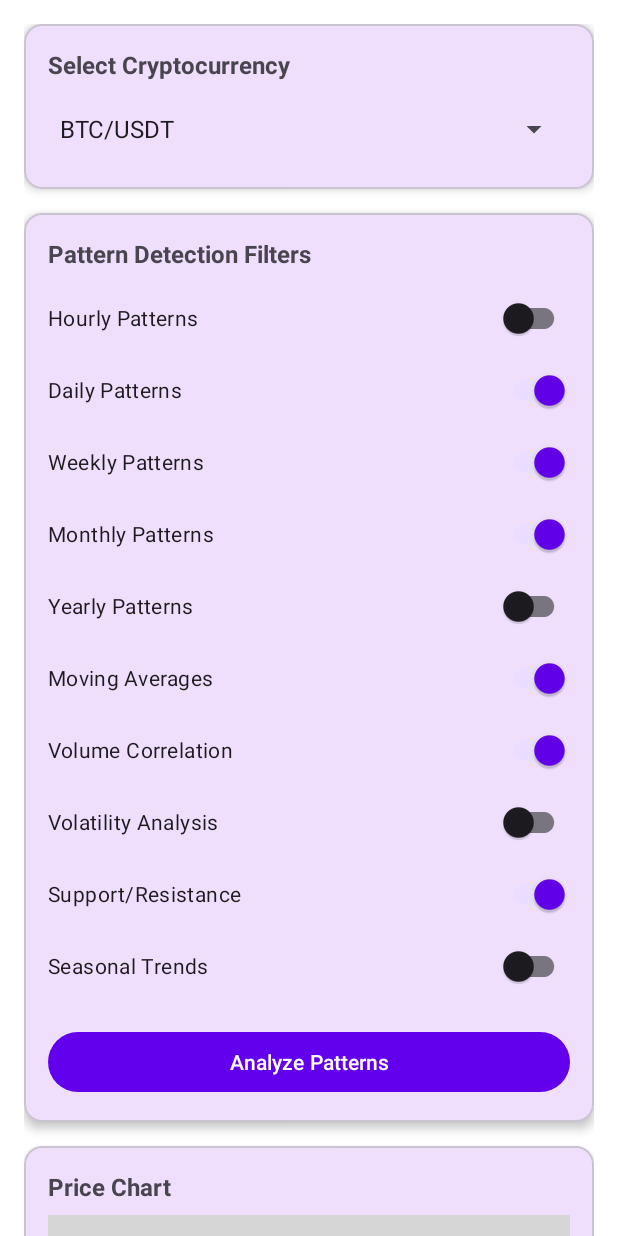
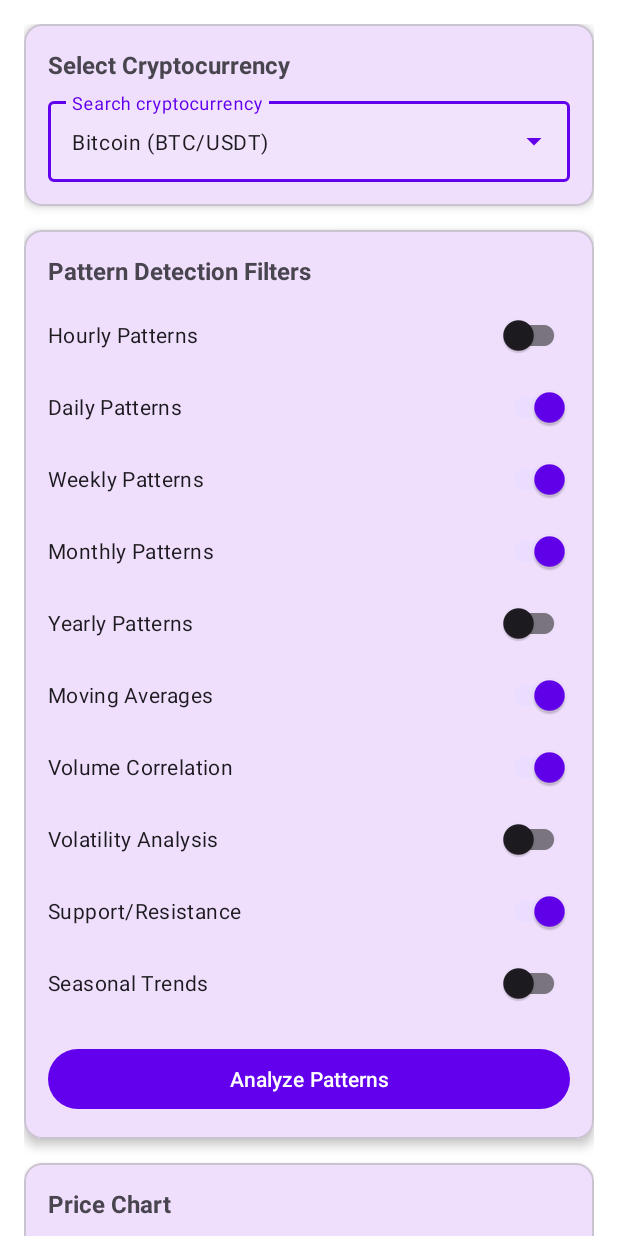
Before and after one commit to stagged1-cloud/SoothSayer, an Android app: the screen it shows after launch (MainActivity), after a tap on "Analyze Patterns", on a phone screen of 412 x 824 dp. Run offline under Robolectric (Android 15) with nearby library versions, the phone set to English and light mode, and no system bars; our stand-ins replace Dagger/Hilt's generated code, Room's generated code; libraries missing offline, so code that uses them is left out: com.github.mikephil.charting; plain views replace LineChart; 12 statements that could not run were skipped; 1 other tap on this screen came first; grey boxes are pictures that could not be loaded.

Commit message:
Add searchable cryptocurrency selector with 70+ coins

```diff
--- a/app/src/main/java/com/soothsayer/predictor/ui/fragments/AnalysisFragment.kt
+++ b/app/src/main/java/com/soothsayer/predictor/ui/fragments/AnalysisFragment.kt
@@ -27,6 +27,7 @@ import com.soothsayer.predictor.ui.dialogs.ChartFullscreenDialog
 import com.soothsayer.predictor.ui.viewmodels.AnalysisViewModel
 import com.soothsayer.predictor.ui.views.PriceMarkerView
 import com.soothsayer.predictor.utils.CryptoColorMapper
+import com.soothsayer.predictor.utils.CryptoList
 import dagger.hilt.android.AndroidEntryPoint
 import kotlinx.coroutines.launch
 import java.text.SimpleDateFormat
@@ -130,19 +131,30 @@ class AnalysisFragment : Fragment() {
     }
 
     private fun setupCryptoSpinner() {
-        val cryptoSymbols = listOf(
-            "BTC/USDT", "ETH/USDT", "BNB/USDT", "ADA/USDT",
-            "XRP/USDT", "SOL/USDT", "DOT/USDT", "DOGE/USDT",
-            "AVAX/USDT", "MATIC/USDT"
-        )
+        val cryptoNames = CryptoList.getDisplayNames()
 
         val adapter = ArrayAdapter(
             requireContext(),
-            android.R.layout.simple_spinner_item,
-            cryptoSymbols
+            android.R.layout.simple_dropdown_item_1line,
+            cryptoNames
         )
-        adapter.setDropDownViewResource(android.R.layout.simple_spinner_dropdown_item)
-        binding.cryptoSpinner.adapter = adapter
+
+        binding.cryptoAutocomplete.setAdapter(adapter)
+
+        // Set default selection
+        val defaultCrypto = CryptoList.getDisplayName(currentSymbol) ?: cryptoNames[0]
+        binding.cryptoAutocomplete.setText(defaultCrypto, false)
+
+        // Handle selection
+        binding.cryptoAutocomplete.setOnItemClickListener { _, _, position, _ ->
+            val selectedDisplayName = cryptoNames[position]
+            val apiSymbol = CryptoList.getApiSymbol(selectedDisplayName)
+
+            if (apiSymbol != null && apiSymbol != currentSymbol) {
+                currentSymbol = apiSymbol
+                viewModel.analyzePatterns(currentSymbol)
+            }
+        }
     }
 
     private fun setupFilterSwitches() {
@@ -208,9 +220,12 @@ class AnalysisFragment : Fragment() {
                 return@setOnClickListener
             }
 
-            val selectedCrypto = binding.cryptoSpinner.selectedItem.toString()
-            currentSymbol = selectedCrypto.replace("/", "")
-            viewModel.analyzePatterns(currentSymbol)
+            val selectedCrypto = binding.cryptoAutocomplete.text.toString()
+            val apiSymbol = CryptoList.getApiSymbol(selectedCrypto)
+            if (apiSymbol != null) {
+                currentSymbol = apiSymbol
+                viewModel.analyzePatterns(currentSymbol)
+            }
         }
     }
 
--- /dev/null
+++ b/app/src/main/java/com/soothsayer/predictor/utils/CryptoList.kt
@@ -0,0 +1,114 @@
+package com.soothsayer.predictor.utils
+
+/**
+ * Comprehensive list of major cryptocurrencies for selection
+ */
+object CryptoList {
+
+    data class CryptoPair(
+        val symbol: String,
+        val displayName: String,
+        val apiSymbol: String
+    )
+
+    val CRYPTO_PAIRS = listOf(
+        // Top 50 by market cap
+        CryptoPair("BTC", "Bitcoin (BTC/USDT)", "BTCUSDT"),
+        CryptoPair("ETH", "Ethereum (ETH/USDT)", "ETHUSDT"),
+        CryptoPair("BNB", "Binance Coin (BNB/USDT)", "BNBUSDT"),
+        CryptoPair("XRP", "Ripple (XRP/USDT)", "XRPUSDT"),
+        CryptoPair("ADA", "Cardano (ADA/USDT)", "ADAUSDT"),
+        CryptoPair("SOL", "Solana (SOL/USDT)", "SOLUSDT"),
+        CryptoPair("DOGE", "Dogecoin (DOGE/USDT)", "DOGEUSDT"),
+        CryptoPair("DOT", "Polkadot (DOT/USDT)", "DOTUSDT"),
+        CryptoPair("MATIC", "Polygon (MATIC/USDT)", "MATICUSDT"),
+        CryptoPair("AVAX", "Avalanche (AVAX/USDT)", "AVAXUSDT"),
+
+        CryptoPair("SHIB", "Shiba Inu (SHIB/USDT)", "SHIBUSDT"),
+        CryptoPair("LTC", "Litecoin (LTC/USDT)", "LTCUSDT"),
+        CryptoPair("LINK", "Chainlink (LINK/USDT)", "LINKUSDT"),
+        CryptoPair("UNI", "Uniswap (UNI/USDT)", "UNIUSDT"),
+        CryptoPair("ATOM", "Cosmos (ATOM/USDT)", "ATOMUSDT"),
+        CryptoPair("ETC", "Ethereum Classic (ETC/USDT)", "ETCUSDT"),
+        CryptoPair("XLM", "Stellar (XLM/USDT)", "XLMUSDT"),
+        CryptoPair("XMR", "Monero (XMR/USDT)", "XMRUSDT"),
+        CryptoPair("BCH", "Bitcoin Cash (BCH/USDT)", "BCHUSDT"),
+        CryptoPair("ALGO", "Algorand (ALGO/USDT)", "ALGOUSDT"),
+
+        CryptoPair("VET", "VeChain (VET/USDT)", "VETUSDT"),
+        CryptoPair("FIL", "Filecoin (FIL/USDT)", "FILUSDT"),
+        CryptoPair("TRX", "TRON (TRX/USDT)", "TRXUSDT"),
+        CryptoPair("APT", "Aptos (APT/USDT)", "APTUSDT"),
+        CryptoPair("NEAR", "NEAR Protocol (NEAR/USDT)", "NEARUSDT"),
+        CryptoPair("ICP", "Internet Computer (ICP/USDT)", "ICPUSDT"),
+        CryptoPair("HBAR", "Hedera (HBAR/USDT)", "HBARUSDT"),
+        CryptoPair("APE", "ApeCoin (APE/USDT)", "APEUSDT"),
+        CryptoPair("ARB", "Arbitrum (ARB/USDT)", "ARBUSDT"),
+        CryptoPair("OP", "Optimism (OP/USDT)", "OPUSDT"),
+
+        CryptoPair("LDO", "Lido DAO (LDO/USDT)", "LDOUSDT"),
+        CryptoPair("QNT", "Quant (QNT/USDT)", "QNTUSDT"),
+        CryptoPair("CRO", "Cronos (CRO/USDT)", "CROUSDT"),
+        CryptoPair("GRT", "The Graph (GRT/USDT)", "GRTUSDT"),
+        CryptoPair("MANA", "Decentraland (MANA/USDT)", "MANAUSDT"),
+        CryptoPair("SAND", "The Sandbox (SAND/USDT)", "SANDUSDT"),
+        CryptoPair("AAVE", "Aave (AAVE/USDT)", "AAVEUSDT"),
+        CryptoPair("MKR", "Maker (MKR/USDT)", "MKRUSDT"),
+        CryptoPair("SNX", "Synthetix (SNX/USDT)", "SNXUSDT"),
+        CryptoPair("AXS", "Axie Infinity (AXS/USDT)", "AXSUSDT"),
+
+        CryptoPair("FTM", "Fantom (FTM/USDT)", "FTMUSDT"),
+        CryptoPair("EGLD", "MultiversX (EGLD/USDT)", "EGLDUSDT"),
+        CryptoPair("EOS", "EOS (EOS/USDT)", "EOSUSDT"),
+        CryptoPair("THETA", "Theta Network (THETA/USDT)", "THETAUSDT"),
+        CryptoPair("CAKE", "PancakeSwap (CAKE/USDT)", "CAKEUSDT"),
+        CryptoPair("XTZ", "Tezos (XTZ/USDT)", "XTZUSDT"),
+        CryptoPair("FLOW", "Flow (FLOW/USDT)", "FLOWUSDT"),
+        CryptoPair("CHZ", "Chiliz (CHZ/USDT)", "CHZUSDT"),
+        CryptoPair("ZEC", "Zcash (ZEC/USDT)", "ZECUSDT"),
+        CryptoPair("DASH", "Dash (DASH/USDT)", "DASHUSDT"),
+
+        // Popular altcoins
+        CryptoPair("1INCH", "1inch (1INCH/USDT)", "1INCHUSDT"),
+        CryptoPair("ENJ", "Enjin Coin (ENJ/USDT)", "ENJUSDT"),
+        CryptoPair("GALA", "Gala (GALA/USDT)", "GALAUSDT"),
+        CryptoPair("IMX", "Immutable X (IMX/USDT)", "IMXUSDT"),
+        CryptoPair("LRC", "Loopring (LRC/USDT)", "LRCUSDT"),
+        CryptoPair("CRV", "Curve DAO (CRV/USDT)", "CRVUSDT"),
+        CryptoPair("COMP", "Compound (COMP/USDT)", "COMPUSDT"),
+        CryptoPair("SUSHI", "SushiSwap (SUSHI/USDT)", "SUSHIUSDT"),
+        CryptoPair("YFI", "yearn.finance (YFI/USDT)", "YFIUSDT"),
+        CryptoPair("BAT", "Basic Attention (BAT/USDT)", "BATUSDT"),
+
+        CryptoPair("ZRX", "0x (ZRX/USDT)", "ZRXUSDT"),
+        CryptoPair("KNC", "Kyber Network (KNC/USDT)", "KNCUSDT"),
+        CryptoPair("BAL", "Balancer (BAL/USDT)", "BALUSDT"),
+        CryptoPair("OCEAN", "Ocean Protocol (OCEAN/USDT)", "OCEANUSDT"),
+        CryptoPair("REN", "Ren (REN/USDT)", "RENUSDT"),
+        CryptoPair("ONE", "Harmony (ONE/USDT)", "ONEUSDT"),
+        CryptoPair("ZIL", "Zilliqa (ZIL/USDT)", "ZILUSDT"),
+        CryptoPair("KAVA", "Kava (KAVA/USDT)", "KAVAUSDT"),
+        CryptoPair("RUNE", "THORChain (RUNE/USDT)", "RUNEUSDT"),
+        CryptoPair("WAVES", "Waves (WAVES/USDT)", "WAVESUSDT")
+    )
+
+    fun getDisplayNames(): List<String> = CRYPTO_PAIRS.map { it.displayName }
+
+    fun getApiSymbol(displayName: String): String? {
+        return CRYPTO_PAIRS.find { it.displayName == displayName }?.apiSymbol
+    }
+
+    fun getDisplayName(apiSymbol: String): String? {
+        return CRYPTO_PAIRS.find { it.apiSymbol == apiSymbol }?.displayName
+    }
+
+    fun searchCryptos(query: String): List<CryptoPair> {
+        if (query.isBlank()) return CRYPTO_PAIRS
+
+        val lowerQuery = query.lowercase()
+        return CRYPTO_PAIRS.filter {
+            it.symbol.lowercase().contains(lowerQuery) ||
+            it.displayName.lowercase().contains(lowerQuery)
+        }
+    }
+}
--- a/app/src/main/res/layout-land/fragment_analysis.xml
+++ b/app/src/main/res/layout-land/fragment_analysis.xml
@@ -36,12 +36,23 @@
                     android:textSize="14sp"
                     android:textStyle="bold" />
 
-                <Spinner
-                    android:id="@+id/crypto_spinner"
+                <com.google.android.material.textfield.TextInputLayout
+                    android:id="@+id/crypto_input_layout"
+                    style="@style/Widget.Material3.TextInputLayout.OutlinedBox.ExposedDropdownMenu"
                     android:layout_width="match_parent"
                     android:layout_height="wrap_content"
                     android:layout_marginTop="8dp"
-                    android:minHeight="40dp" />
+                    android:hint="Search crypto">
+
+                    <AutoCompleteTextView
+                        android:id="@+id/crypto_autocomplete"
+                        android:layout_width="match_parent"
+                        android:layout_height="wrap_content"
+                        android:inputType="none"
+                        android:minHeight="40dp"
+                        android:textSize="13sp" />
+
+                </com.google.android.material.textfield.TextInputLayout>
 
             </LinearLayout>
 
--- a/app/src/main/res/layout/fragment_analysis.xml
+++ b/app/src/main/res/layout/fragment_analysis.xml
@@ -35,12 +35,23 @@
                     android:textSize="16sp"
                     android:textStyle="bold" />
 
-                <Spinner
-                    android:id="@+id/crypto_spinner"
+                <com.google.android.material.textfield.TextInputLayout
+                    android:id="@+id/crypto_input_layout"
+                    style="@style/Widget.Material3.TextInputLayout.OutlinedBox.ExposedDropdownMenu"
                     android:layout_width="match_parent"
                     android:layout_height="wrap_content"
                     android:layout_marginTop="8dp"
-                    android:minHeight="48dp" />
+                    android:hint="Search cryptocurrency">
+
+                    <AutoCompleteTextView
+                        android:id="@+id/crypto_autocomplete"
+                        android:layout_width="match_parent"
+                        android:layout_height="wrap_content"
+                        android:inputType="none"
+                        android:minHeight="48dp"
+                        android:textSize="14sp" />
+
+                </com.google.android.material.textfield.TextInputLayout>
 
             </LinearLayout>
 
```
